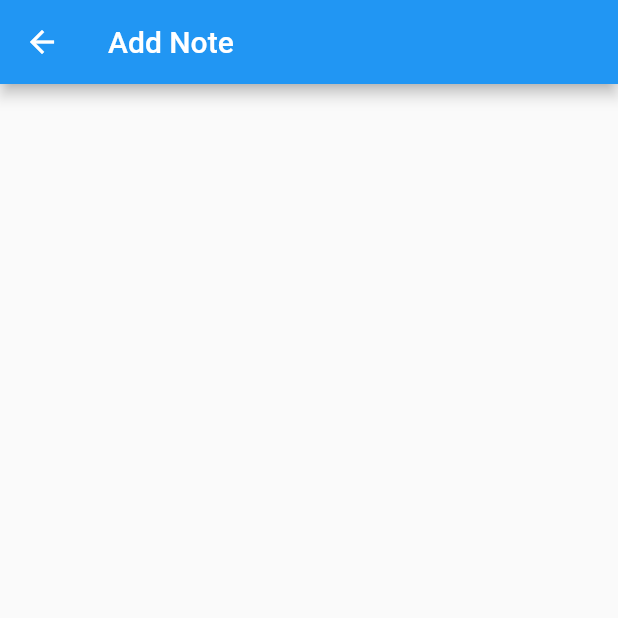
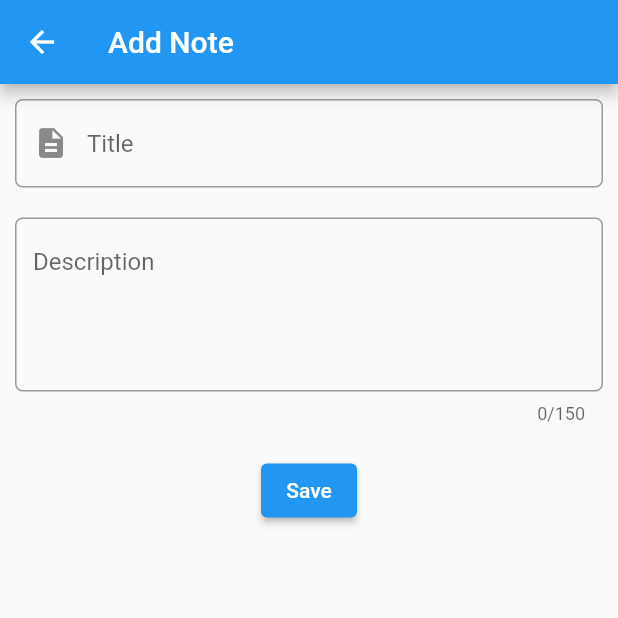
Before and after one commit to phamtanphat/flutter_to_do_list15092021, a Flutter app: the AddNotePage screen opened directly, on a phone screen of 412 x 824 dp, the top half of it. Run offline on Flutter 3.47's test engine with Material 2 defaults, Android fonts, the phone set to English and light mode, and no system bars.

Commit message:
page add note

```diff
--- a/lib/add_note_page.dart
+++ b/lib/add_note_page.dart
@@ -12,7 +12,40 @@ class _AddNotePageState extends State<AddNotePage> {
       appBar: AppBar(
         title: Text("Add Note"),
       ),
-      body: Container(),
+      body: Container(
+        padding: const EdgeInsets.all(10),
+        child: Column(
+          children: [
+            TextField(
+              maxLines: 1,
+              keyboardType: TextInputType.text,
+              decoration: InputDecoration(
+                border: OutlineInputBorder(
+                  borderRadius: BorderRadius.all(Radius.circular(5)),
+                ),
+                hintText: "Title",
+                prefixIcon: Icon(Icons.description),
+              ),
+            ),
+            SizedBox(height: 20),
+            TextField(
+              maxLines: 4,
+              maxLength: 150,
+              keyboardType: TextInputType.text,
+              decoration: InputDecoration(
+                border: OutlineInputBorder(
+                  borderRadius: BorderRadius.all(Radius.circular(5)),
+                ),
+                hintText: "Description",
+              ),
+            ),
+            SizedBox(height: 20),
+            ElevatedButton(onPressed: (){
+
+            }, child: Text("Save"))
+          ],
+        ),
+      ),
     );
   }
 }
```
Also changed, not shown: lib/list_page.dart (+10 -1 lines), lib/main.dart (+8 -10 lines).
